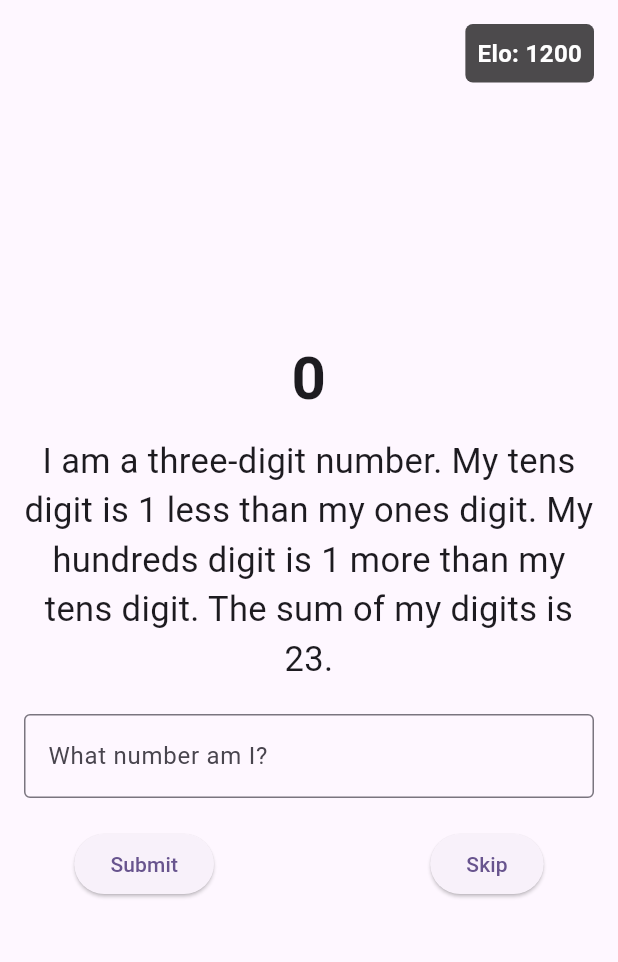
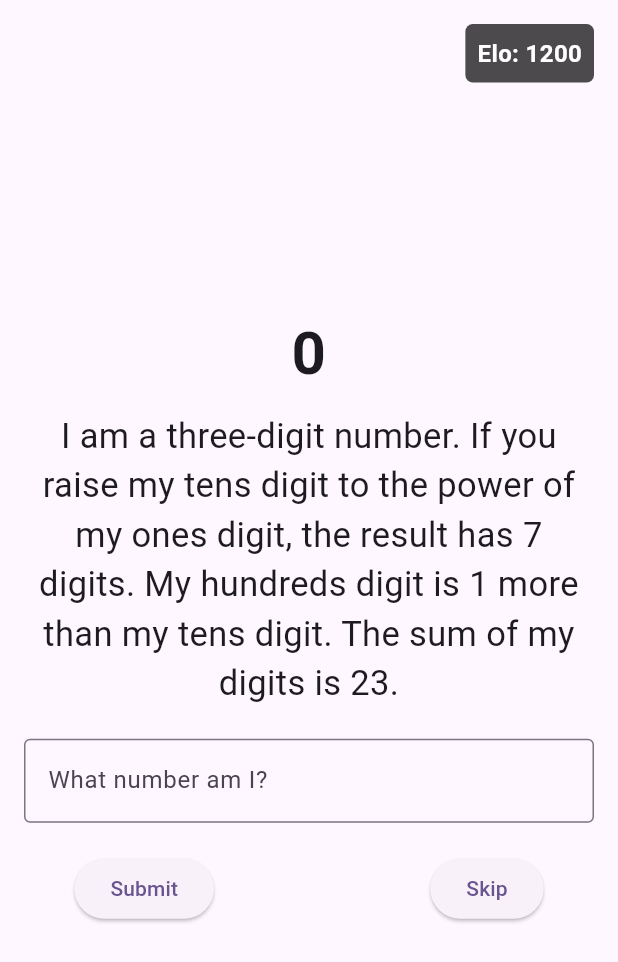
Before and after one commit to HennyBicks01/math_riddler, a Flutter app: the screen it shows after launch, on a phone screen of 412 x 824 dp. Shown: the top 962 px of the screen. Run offline on Flutter 3.47's test engine with Material 2 defaults, Android fonts, the phone set to English and light mode, and no system bars.

Commit message:
added exponential function

```diff
--- a/lib/riddle_generator.dart
+++ b/lib/riddle_generator.dart
@@ -52,6 +52,14 @@ class RiddleGenerator {
               tempConditions.add(
                   "My ${digitNames[i]} digit is $multiple times bigger than my ${digitNames[j]} digit.");
             }
+          }
+
+          // Exponential condition
+          int powerResult = pow(digits[i], digits[j]).toInt();
+          int numOfDigits = powerResult.toString().length;
+          bool conditionAlreadyExists = conditions2.any((condition) => condition.contains("$numOfDigits digits"));
+          if (!conditionAlreadyExists) {
+            tempConditions.add("If you raise my ${digitNames[i]} digit to the power of my ${digitNames[j]} digit, the result has $numOfDigits digits.");
           }
 
           // Randomly add a temp condition to the array
```
